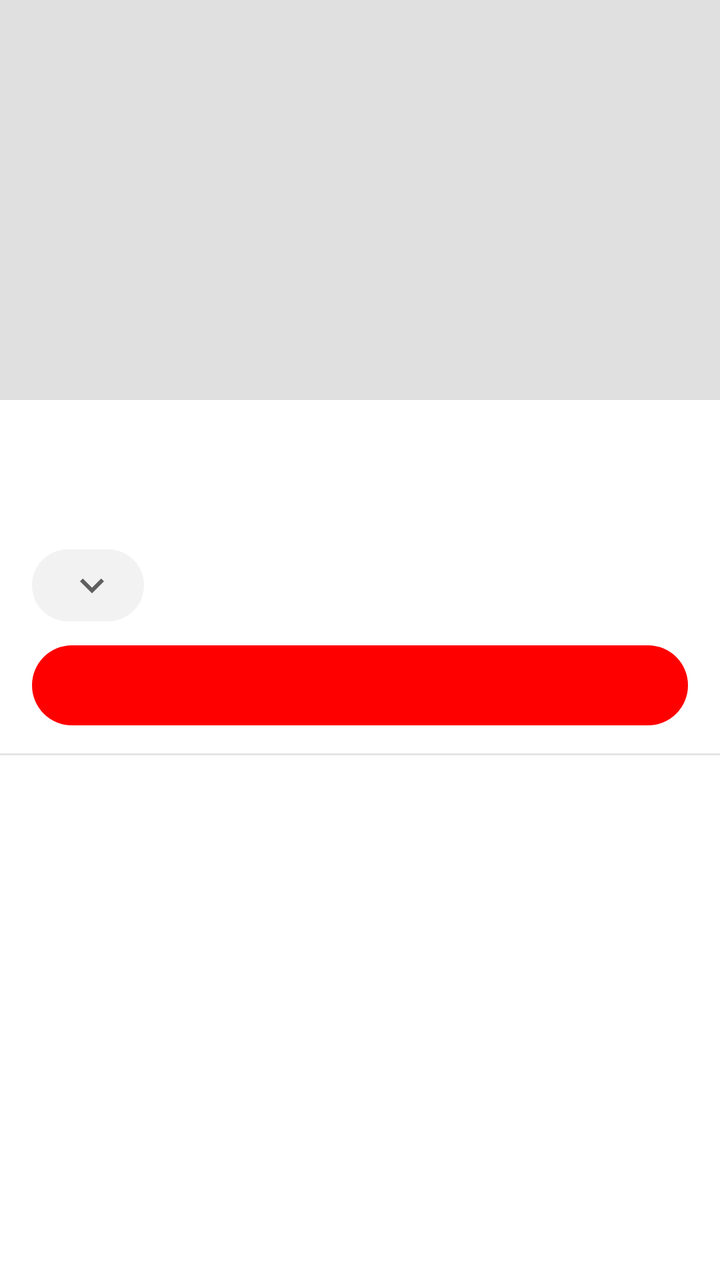
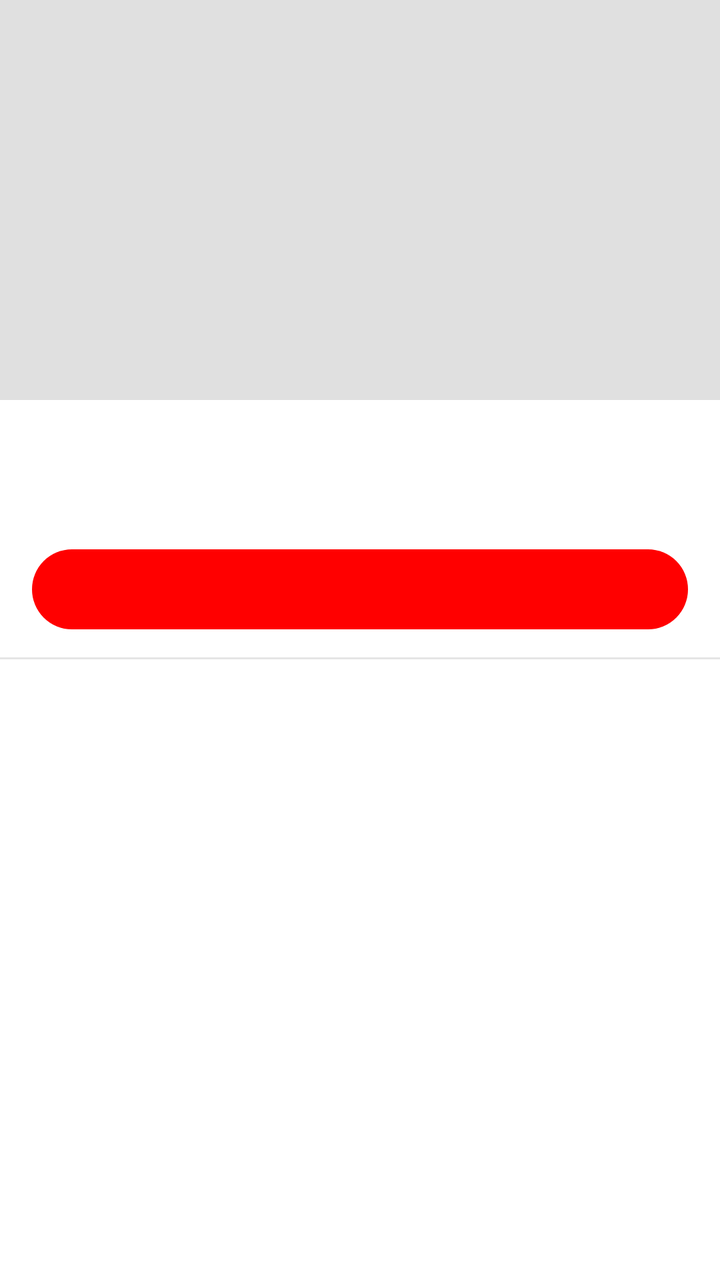

Before-and-after screenshots of an Android layout around one commit, followed by the original layout XML and the change that was made.
<!-- AndroidManifest.xml: application theme Theme.YTClassic -->
<!-- res/layout/item_series_hero.xml -->
<LinearLayout xmlns:android="http://schemas.android.com/apk/res/android" android:layout_width="match_parent" android:layout_height="wrap_content" android:orientation="vertical">
  <ImageView android:id="@+id/heroThumb" android:layout_width="match_parent" android:layout_height="200dp" android:scaleType="centerCrop" android:background="@color/placeholder" android:importantForAccessibility="no"/>
  <TextView android:id="@+id/heroTitle" android:layout_width="match_parent" android:layout_height="wrap_content" android:layout_marginStart="16dp" android:layout_marginEnd="16dp" android:layout_marginTop="14dp"
      android:textColor="@color/text1" android:textSize="20sp" android:textStyle="bold" android:maxLines="2" android:ellipsize="end"/>
  <TextView android:id="@+id/heroOwner" android:layout_width="match_parent" android:layout_height="wrap_content" android:layout_marginStart="16dp" android:layout_marginEnd="16dp" android:layout_marginTop="4dp"
      android:textColor="@color/text2" android:textSize="13sp" android:maxLines="1" android:ellipsize="end"/>
  <TextView android:id="@+id/btnSeason" android:layout_width="wrap_content" android:layout_height="36dp" android:layout_marginStart="16dp" android:layout_marginTop="12dp"
      android:paddingStart="14dp" android:paddingEnd="14dp" android:gravity="center_vertical" android:textColor="@color/text1" android:textSize="14sp" android:textStyle="bold"
      android:background="@drawable/bg_season_chip" android:drawableEnd="@drawable/ic_expand_more" android:drawablePadding="4dp"/>
  <TextView android:id="@+id/btnPlay" android:layout_width="match_parent" android:layout_height="40dp" android:layout_marginStart="16dp" android:layout_marginEnd="16dp" android:layout_marginTop="12dp"
      android:gravity="center" android:textColor="#FFFFFF" android:textSize="15sp" android:textStyle="bold" android:background="@drawable/bg_play_episode"/>
  <View android:layout_width="match_parent" android:layout_height="1dp" android:layout_marginTop="14dp" android:background="@color/divider"/>
</LinearLayout>
<!-- resources referenced by this layout -->
<resources>
  <color name="divider">#E5E5E5</color>
  <color name="placeholder">#E0E0E0</color>
  <color name="text1">#0F0F0F</color>
  <color name="text2">#606060</color>
  <!-- drawable bg_play_episode (drawable) -->
  <shape xmlns:android="http://schemas.android.com/apk/res/android" android:shape="rectangle">
    <solid android:color="#FF0000"/>
    <corners android:radius="20dp"/>
  </shape>
  <!-- drawable bg_season_chip (drawable) -->
  <shape xmlns:android="http://schemas.android.com/apk/res/android" android:shape="rectangle">
    <solid android:color="@color/chip_bg"/>
    <corners android:radius="20dp"/>
  </shape>
  <!-- drawable ic_expand_more (drawable) -->
  <vector xmlns:android="http://schemas.android.com/apk/res/android" android:width="24dp" android:height="24dp" android:viewportWidth="24" android:viewportHeight="24" android:tint="?attr/colorControlNormal">
    <path android:fillColor="@android:color/white" android:pathData="M16.59,8.59L12,13.17 7.41,8.59 6,10l6,6 6,-6z"/>
  </vector>
  <style name="Theme.YTClassic" parent="Theme.MaterialComponents.DayNight.NoActionBar">
      <item name="colorPrimary">@color/bg</item>
      <item name="colorPrimaryVariant">@color/placeholder</item>
      <item name="colorOnPrimary">@color/text1</item>
      <item name="colorSecondary">#FF0000</item>
      <item name="colorAccent">#FF0000</item>
      <item name="colorControlNormal">@color/icon</item>
      <item name="android:statusBarColor">@android:color/transparent</item>
      <item name="android:windowLightStatusBar">true</item>
      <item name="android:navigationBarColor">@android:color/transparent</item>
      <item name="android:windowBackground">@color/bg</item>
      <item name="android:textColorPrimary">@color/text1</item>
      <item name="android:textColorSecondary">@color/text2</item>
      <item name="colorSurface">@color/surface</item>
      <item name="colorOnSurface">@color/text1</item>
      
      <item name="android:windowAnimationStyle">@style/NoActivityAnimation</item>
    </style>
  <color name="chip_bg">#F2F2F2</color>
  <color name="bg">#FFFFFF</color>
  <color name="icon">#606060</color>
  <color name="surface">#FFFFFF</color>
  <style name="NoActivityAnimation" parent="@android:style/Animation.Activity">
      <item name="android:activityOpenEnterAnimation">@anim/no_anim</item>
      <item name="android:activityOpenExitAnimation">@anim/no_anim</item>
      <item name="android:activityCloseEnterAnimation">@anim/no_anim</item>
      <item name="android:activityCloseExitAnimation">@anim/no_anim</item>
      <item name="android:taskOpenEnterAnimation">@anim/no_anim</item>
      <item name="android:taskOpenExitAnimation">@anim/no_anim</item>
      <item name="android:taskCloseEnterAnimation">@anim/no_anim</item>
      <item name="android:taskCloseExitAnimation">@anim/no_anim</item>
    </style>
</resources>

<!-- the commit's change to res/layout/item_series_hero.xml (unified diff, before → after) -->
@@ -4,9 +4,6 @@
       android:textColor="@color/text1" android:textSize="20sp" android:textStyle="bold" android:maxLines="2" android:ellipsize="end"/>
   <TextView android:id="@+id/heroOwner" android:layout_width="match_parent" android:layout_height="wrap_content" android:layout_marginStart="16dp" android:layout_marginEnd="16dp" android:layout_marginTop="4dp"
       android:textColor="@color/text2" android:textSize="13sp" android:maxLines="1" android:ellipsize="end"/>
-  <TextView android:id="@+id/btnSeason" android:layout_width="wrap_content" android:layout_height="36dp" android:layout_marginStart="16dp" android:layout_marginTop="12dp"
-      android:paddingStart="14dp" android:paddingEnd="14dp" android:gravity="center_vertical" android:textColor="@color/text1" android:textSize="14sp" android:textStyle="bold"
-      android:background="@drawable/bg_season_chip" android:drawableEnd="@drawable/ic_expand_more" android:drawablePadding="4dp"/>
   <TextView android:id="@+id/btnPlay" android:layout_width="match_parent" android:layout_height="40dp" android:layout_marginStart="16dp" android:layout_marginEnd="16dp" android:layout_marginTop="12dp"
       android:gravity="center" android:textColor="#FFFFFF" android:textSize="15sp" android:textStyle="bold" android:background="@drawable/bg_play_episode"/>
   <View android:layout_width="match_parent" android:layout_height="1dp" android:layout_marginTop="14dp" android:background="@color/divider"/>
<!-- resource entries referenced after the edit -->
@@ -9,15 +9,6 @@
     <solid android:color="#FF0000"/>
     <corners android:radius="20dp"/>
   </shape>
-  <!-- drawable bg_season_chip (drawable) -->
-  <shape xmlns:android="http://schemas.android.com/apk/res/android" android:shape="rectangle">
-    <solid android:color="@color/chip_bg"/>
-    <corners android:radius="20dp"/>
-  </shape>
-  <!-- drawable ic_expand_more (drawable) -->
-  <vector xmlns:android="http://schemas.android.com/apk/res/android" android:width="24dp" android:height="24dp" android:viewportWidth="24" android:viewportHeight="24" android:tint="?attr/colorControlNormal">
-    <path android:fillColor="@android:color/white" android:pathData="M16.59,8.59L12,13.17 7.41,8.59 6,10l6,6 6,-6z"/>
-  </vector>
   <style name="Theme.YTClassic" parent="Theme.MaterialComponents.DayNight.NoActionBar">
       <item name="colorPrimary">@color/bg</item>
       <item name="colorPrimaryVariant">@color/placeholder</item>
@@ -36,7 +27,6 @@
       
       <item name="android:windowAnimationStyle">@style/NoActivityAnimation</item>
     </style>
-  <color name="chip_bg">#F2F2F2</color>
   <color name="bg">#FFFFFF</color>
   <color name="icon">#606060</color>
   <color name="surface">#FFFFFF</color>
